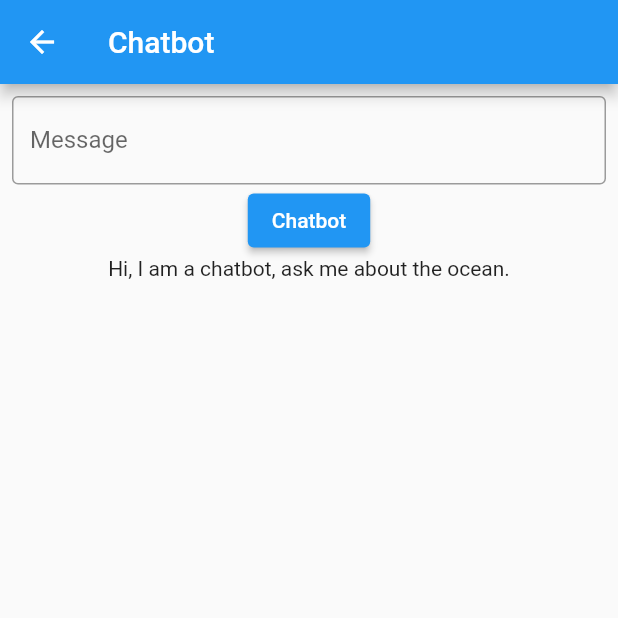
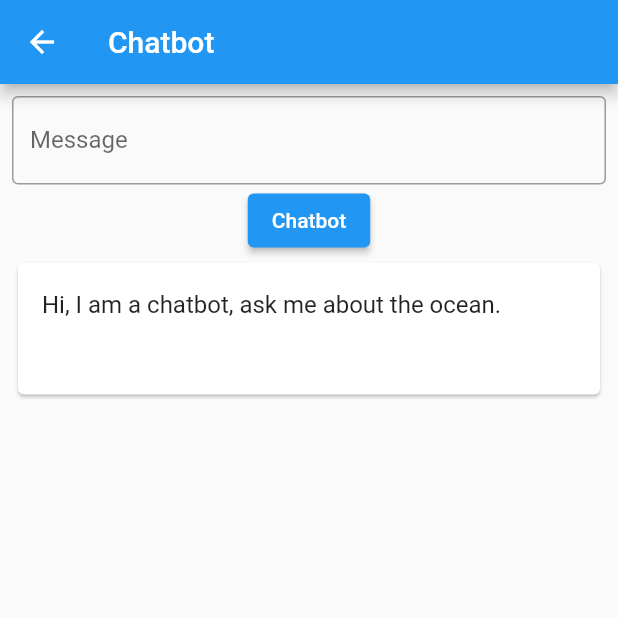
Before and after one commit to AlexGrim12/nasa_app, a Flutter app: the ChatbotScreen screen opened by its route, on a phone screen of 412 x 824 dp, the top half of it. Run offline on Flutter 3.47's test engine with Material 2 defaults, Android fonts, the phone set to English and light mode, and no system bars; missing offline and left inert: google_generative_language_api.

Commit message:
first commit

```diff
--- a/lib/router/app_routes.dart
+++ b/lib/router/app_routes.dart
@@ -1,5 +1,6 @@
 import 'package:flutter/material.dart';
 import 'package:nasa_app/screens/chatbot_screen.dart';
+import 'package:nasa_app/screens/mini_game_screen.dart';
 import '../../models/models.dart';
 import '../../screens/home_screen.dart';
 
@@ -7,15 +8,15 @@ class AppRoutes {
   static const initialRoute = 'home';
   static final menuOptions = <MenuOption>[
     MenuOption(
-        route: 'home',
-        icon: Icons.home,
-        name: 'Home Screen',
-        screen: const HomeScreen()),
-    MenuOption(
         route: 'chatbot',
         icon: Icons.chat,
         name: 'Chat Bot',
-        screen:  ChatbotScreen())
+        screen: const ChatbotScreen()),
+    MenuOption(
+        route: 'minigame',
+        icon: Icons.games,
+        name: "Mini Game",
+        screen: const MiniGameScreen()),
   ];
 
   static Map<String, Widget Function(BuildContext)> getAppRoutes() {
--- a/lib/screens/chatbot_screen.dart
+++ b/lib/screens/chatbot_screen.dart
@@ -68,7 +68,16 @@ class _ChatbotScreenState extends State<ChatbotScreen> {
                 },
                 child: const Text('Chatbot')),
             // Print content
-            Text(content),
+            Card(
+                clipBehavior: Clip.antiAliasWithSaveLayer,
+                child: Column(
+                  children: [
+                    ListTile(
+                      title: Text(content),
+                    ),
+                    Padding(padding: EdgeInsets.all(16.0)),
+                  ],
+                )),
           ]),
         ),
       ),
--- a/lib/screens/home_screen.dart
+++ b/lib/screens/home_screen.dart
@@ -11,6 +11,7 @@ class HomeScreen extends StatelessWidget {
     return Scaffold(
       appBar: AppBar(
         title: const Text('Componentes en Flutter'),
+        automaticallyImplyLeading: false,
       ),
       body: ListView.separated(
           itemBuilder: (context, i) => ListTile(
--- a/lib/screens/screens.dart
+++ b/lib/screens/screens.dart
@@ -1,2 +1,3 @@
 export 'home_screen.dart';
 export 'chatbot_screen.dart';
+export 'mini_game_screen.dart';
```
Also changed, not shown: lib/screens/mini_game_screen.dart (added, +136 -0 lines).
